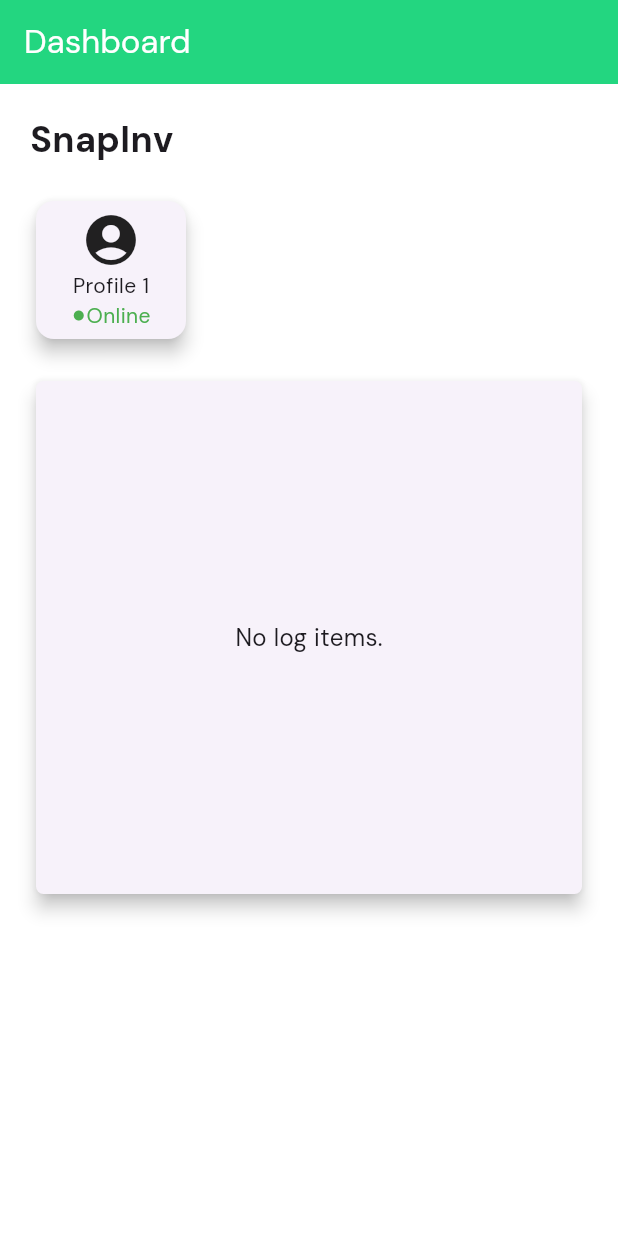
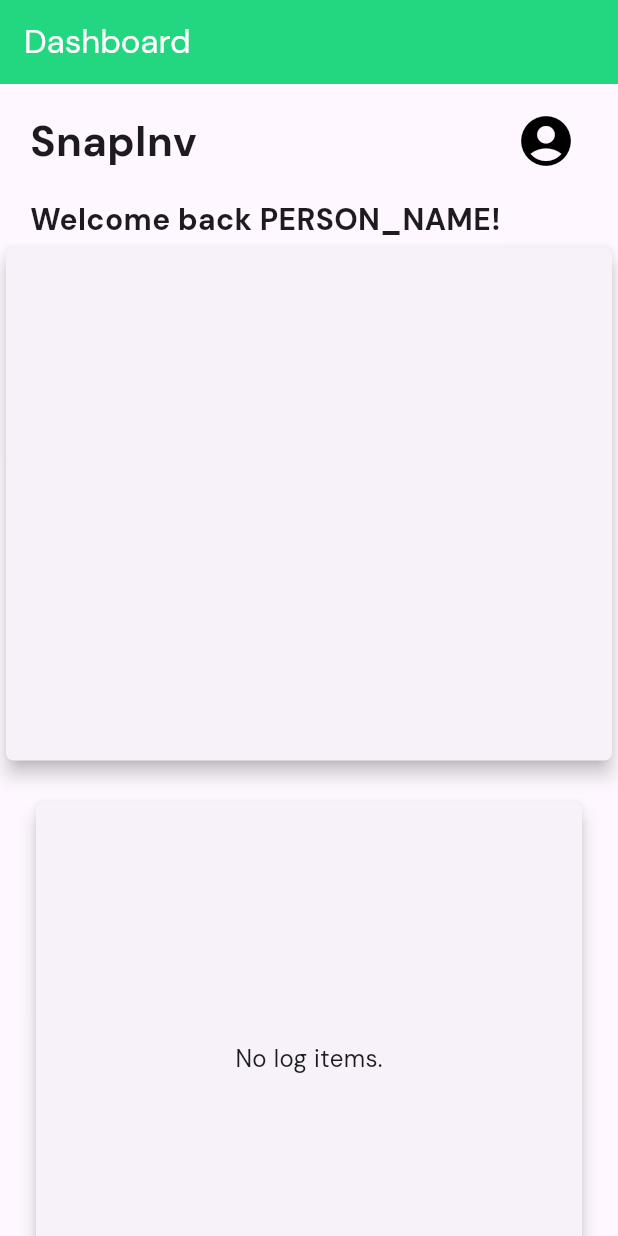
Before and after one commit to NoahBrod/SnapInv, a Flutter app: the DashboardPage screen opened directly, on a phone screen of 412 x 824 dp. Run offline on Flutter 3.47's test engine with Material 3 defaults, Android fonts, the phone set to English and light mode, and no system bars; our stand-ins replace google_fonts, image_picker, shared_preferences; missing offline and left inert: barcode_scan2, mobile_scanner; accounts and stored records are empty; network calls fail.

Commit message:
Starting redesign.

```diff
--- a/snapinv_mobile/lib/pages/dashboard.dart
+++ b/snapinv_mobile/lib/pages/dashboard.dart
@@ -64,67 +64,47 @@ class DashboardPageState extends State<DashboardPage>
         ),
         backgroundColor: Color.fromRGBO(35, 214, 128, 1),
       ),
-      body: Center(
-        child: Container(
-          color: Colors.white,
+      body: SingleChildScrollView(
         child: Column(
+          mainAxisAlignment: MainAxisAlignment.start,
           children: <Widget>[
             Padding(
-                padding: EdgeInsets.all(20),
+              padding: EdgeInsets.only(left: 20, right: 20, top: 10),
               child: Row(
                 children: [
-                    Text('SnapInv', style: TextStyle(fontSize: 24, fontWeight: FontWeight.bold),),
+                  Text(
+                    'SnapInv',
+                    style: TextStyle(fontSize: 28, fontWeight: FontWeight.bold),
+                  ),
+                  Spacer(),
+                  IconButton(
+                      onPressed: () => {},
+                      icon: Icon(
+                        Icons.account_circle,
+                        size: 40,
+                        color: Colors.black,
+                      ))
                 ],
               ),
             ),
             Padding(
-                padding: EdgeInsets.only(left: 20, right: 20),
-                child: SizedBox(
-                  height: 100.0,
-                  child: ListView(
-                    scrollDirection: Axis.horizontal,
-                    children: [
-                      Card(
-                        elevation: 5,
-                        child: SizedBox(
-                          width: 100,
-                          child: Center(
-                            child: Column(
-                              mainAxisAlignment: MainAxisAlignment.center,
-                              children: [
-                                Icon(
-                                  Icons.account_circle,
-                                  size: 40,
-                                ),
-                                Text('Profile 1'),
-                                Row(
-                                  mainAxisAlignment: MainAxisAlignment.center,
-                                  children: [
-                                    Column(
-                                      children: [
-                                        Icon(
-                                          Icons.fiber_manual_record,
-                                          size: 10,
-                                          color: Colors.green,
-                                        ),
-                                      ],
-                                    ),
-                                    Column(
+              padding: EdgeInsets.only(left: 20, right: 20, top: 10),
+              child: Row(
                 children: [
                   Text(
-                                          'Online',
-                                          style: TextStyle(color: Colors.green),
-                                        )
-                                      ],
-                                    ),
-                                  ],
+                    'Welcome back PERSON_NAME!',
+                    style: TextStyle(fontSize: 20, fontWeight: FontWeight.bold),
                   ),
                 ],
               ),
             ),
-                        ),
-                      ),
-                    ],
+            SizedBox(
+              height: 350,
+              width: 500,
+              child: Card(
+                elevation: 5,
+                shape: RoundedRectangleBorder(
+                  borderRadius: BorderRadius.circular(5), // Rounded corners
                 ),
               ),
             ),
@@ -181,10 +161,7 @@ class DashboardPageState extends State<DashboardPage>
                 ),
               ),
             ),
-
-              // BOTTOM OF MAIN AREA
           ],
-          ),
         ),
       ),
     );
```
Lines whose indentation alone changed are shown as unchanged.
